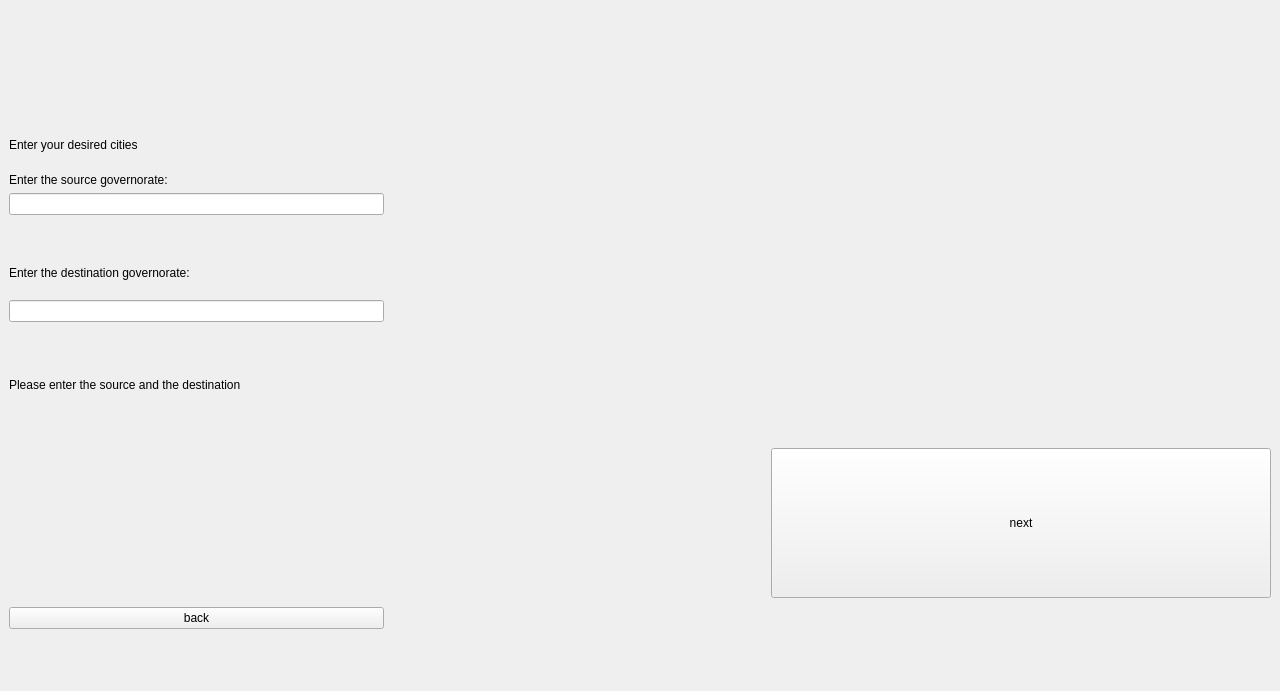
Above: citiesSelection.ui from mariamelkondakly/GuideMe before the change. Below: the same form after it.
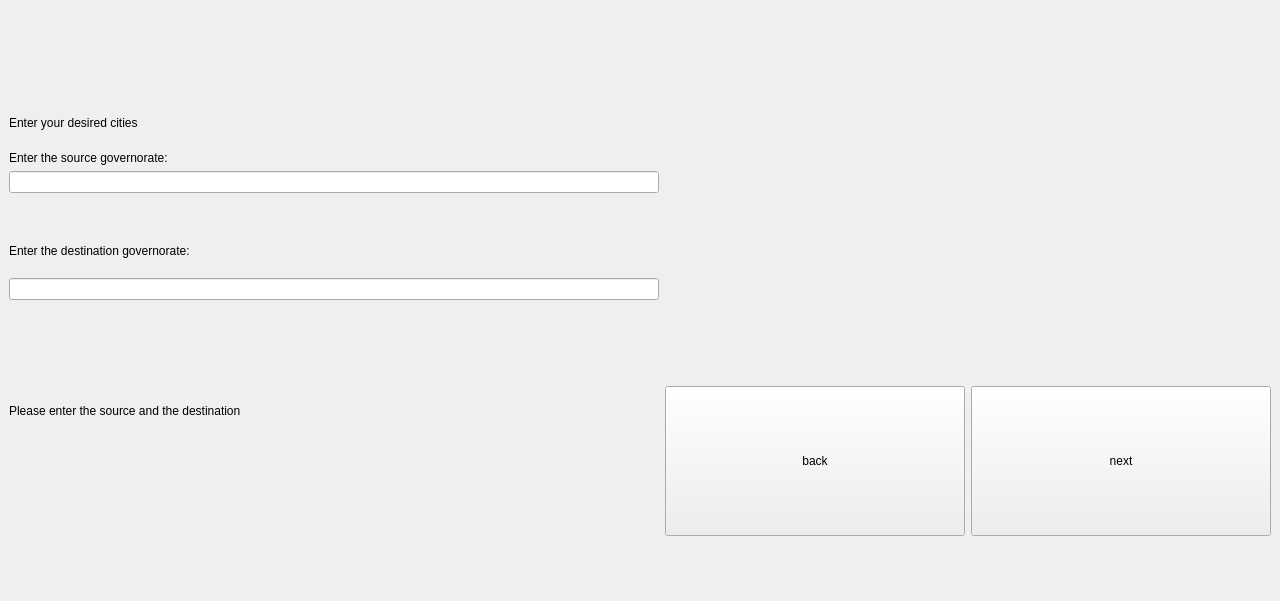
That is the form after the change.

What changed in the file:
```diff
--- a/citiesSelection.ui
+++ b/citiesSelection.ui
@@ -7,15 +7,21 @@
     <x>0</x>
     <y>0</y>
     <width>1280</width>
-    <height>691</height>
+    <height>601</height>
    </rect>
   </property>
   <property name="sizePolicy">
-   <sizepolicy hsizetype="Ignored" vsizetype="Ignored">
+   <sizepolicy hsizetype="Preferred" vsizetype="Preferred">
     <horstretch>0</horstretch>
     <verstretch>0</verstretch>
    </sizepolicy>
   </property>
+  <property name="minimumSize">
+   <size>
+    <width>1200</width>
+    <height>400</height>
+   </size>
+  </property>
   <property name="windowTitle">
    <string>Form</string>
   </property>
@@ -35,7 +41,7 @@
    <item row="0" column="0">
     <widget class="QWidget" name="widget" native="true">
      <property name="sizePolicy">
-      <sizepolicy hsizetype="Maximum" vsizetype="Maximum">
+      <sizepolicy hsizetype="Preferred" vsizetype="Preferred">
        <horstretch>0</horstretch>
        <verstretch>0</verstretch>
       </sizepolicy>
@@ -48,22 +54,22 @@
      </property>
      <property name="maximumSize">
       <size>
-       <width>1280</width>
-       <height>800</height>
+       <width>2000</width>
+       <height>900</height>
       </size>
      </property>
      <layout class="QGridLayout" name="gridLayout_2">
-      <item row="11" column="2">
-       <widget class="QPushButton" name="next">
+      <item row="9" column="1">
+       <widget class="QPushButton" name="backPutton">
         <property name="sizePolicy">
-         <sizepolicy hsizetype="Fixed" vsizetype="Preferred">
+         <sizepolicy hsizetype="Preferred" vsizetype="Preferred">
           <horstretch>0</horstretch>
           <verstretch>0</verstretch>
          </sizepolicy>
         </property>
         <property name="minimumSize">
          <size>
-          <width>500</width>
+          <width>300</width>
           <height>150</height>
          </size>
         </property>
@@ -74,83 +80,16 @@
          </size>
         </property>
         <property name="text">
-         <string>next</string>
+         <string>back</string>
         </property>
        </widget>
       </item>
-      <item row="3" column="0">
-       <layout class="QVBoxLayout" name="verticalLayout">
-        <property name="spacing">
-         <number>20</number>
+      <item row="9" column="0">
+       <widget class="QLabel" name="warning">
+        <property name="text">
+         <string>Please enter the source and the destination</string>
         </property>
-        <property name="topMargin">
-         <number>15</number>
-        </property>
-        <property name="bottomMargin">
-         <number>30</number>
-        </property>
-        <item>
-         <widget class="QLabel" name="destinationLabel">
-          <property name="maximumSize">
-           <size>
-            <width>650</width>
-            <height>40</height>
-           </size>
-          </property>
-          <property name="text">
-           <string>Enter the destination governorate:</string>
-          </property>
-         </widget>
-        </item>
-        <item>
-         <widget class="QLineEdit" name="destination">
-          <property name="sizePolicy">
-           <sizepolicy hsizetype="Fixed" vsizetype="Fixed">
-            <horstretch>0</horstretch>
-            <verstretch>0</verstretch>
-           </sizepolicy>
-          </property>
-          <property name="minimumSize">
-           <size>
-            <width>20</width>
-            <height>20</height>
-           </size>
-          </property>
-          <property name="maximumSize">
-           <size>
-            <width>700</width>
-            <height>40</height>
-           </size>
-          </property>
-         </widget>
-        </item>
-       </layout>
-      </item>
-      <item row="13" column="2">
-       <spacer name="verticalSpacer">
-        <property name="orientation">
-         <enum>Qt::Vertical</enum>
-        </property>
-        <property name="sizeHint" stdset="0">
-         <size>
-          <width>20</width>
-          <height>40</height>
-         </size>
-        </property>
-       </spacer>
-      </item>
-      <item row="0" column="0">
-       <spacer name="verticalSpacer_2">
-        <property name="orientation">
-         <enum>Qt::Vertical</enum>
-        </property>
-        <property name="sizeHint" stdset="0">
-         <size>
-          <width>20</width>
-          <height>40</height>
-         </size>
-        </property>
-       </spacer>
+       </widget>
       </item>
       <item row="1" column="0">
        <widget class="QLabel" name="title">
@@ -219,32 +158,104 @@
         </item>
        </layout>
       </item>
-      <item row="4" column="0" colspan="3">
-       <spacer name="horizontalSpacer">
+      <item row="8" column="0">
+       <layout class="QVBoxLayout" name="verticalLayout">
+        <property name="spacing">
+         <number>20</number>
+        </property>
+        <property name="topMargin">
+         <number>15</number>
+        </property>
+        <property name="bottomMargin">
+         <number>30</number>
+        </property>
+        <item>
+         <widget class="QLabel" name="destinationLabel">
+          <property name="maximumSize">
+           <size>
+            <width>650</width>
+            <height>40</height>
+           </size>
+          </property>
+          <property name="text">
+           <string>Enter the destination governorate:</string>
+          </property>
+         </widget>
+        </item>
+        <item>
+         <widget class="QLineEdit" name="destination">
+          <property name="sizePolicy">
+           <sizepolicy hsizetype="Fixed" vsizetype="Fixed">
+            <horstretch>0</horstretch>
+            <verstretch>0</verstretch>
+           </sizepolicy>
+          </property>
+          <property name="minimumSize">
+           <size>
+            <width>20</width>
+            <height>20</height>
+           </size>
+          </property>
+          <property name="maximumSize">
+           <size>
+            <width>700</width>
+            <height>40</height>
+           </size>
+          </property>
+         </widget>
+        </item>
+       </layout>
+      </item>
+      <item row="9" column="2">
+       <widget class="QPushButton" name="next">
+        <property name="sizePolicy">
+         <sizepolicy hsizetype="Preferred" vsizetype="Preferred">
+          <horstretch>0</horstretch>
+          <verstretch>0</verstretch>
+         </sizepolicy>
+        </property>
+        <property name="minimumSize">
+         <size>
+          <width>300</width>
+          <height>150</height>
+         </size>
+        </property>
+        <property name="maximumSize">
+         <size>
+          <width>70</width>
+          <height>50</height>
+         </size>
+        </property>
+        <property name="text">
+         <string>next</string>
+        </property>
+       </widget>
+      </item>
+      <item row="10" column="1">
+       <spacer name="verticalSpacer">
         <property name="orientation">
-         <enum>Qt::Horizontal</enum>
+         <enum>Qt::Vertical</enum>
         </property>
         <property name="sizeHint" stdset="0">
          <size>
-          <width>40</width>
-          <height>20</height>
+          <width>20</width>
+          <height>40</height>
          </size>
         </property>
        </spacer>
       </item>
-      <item row="5" column="0" colspan="3">
-       <widget class="QLabel" name="warning">
-        <property name="text">
-         <string>Please enter the source and the destination</string>
+      <item row="0" column="0">
+       <spacer name="verticalSpacer_2">
+        <property name="orientation">
+         <enum>Qt::Vertical</enum>
         </property>
-       </widget>
-      </item>
-      <item row="13" column="0">
-       <widget class="QPushButton" name="backPutton">
-        <property name="text">
-         <string>back</string>
+        <property name="sizeHint" stdset="0">
+         <size>
+          <width>20</width>
+          <height>40</height>
+         </size>
         </property>
-       </widget>
+       </spacer>
       </item>
      </layout>
     </widget>
```
